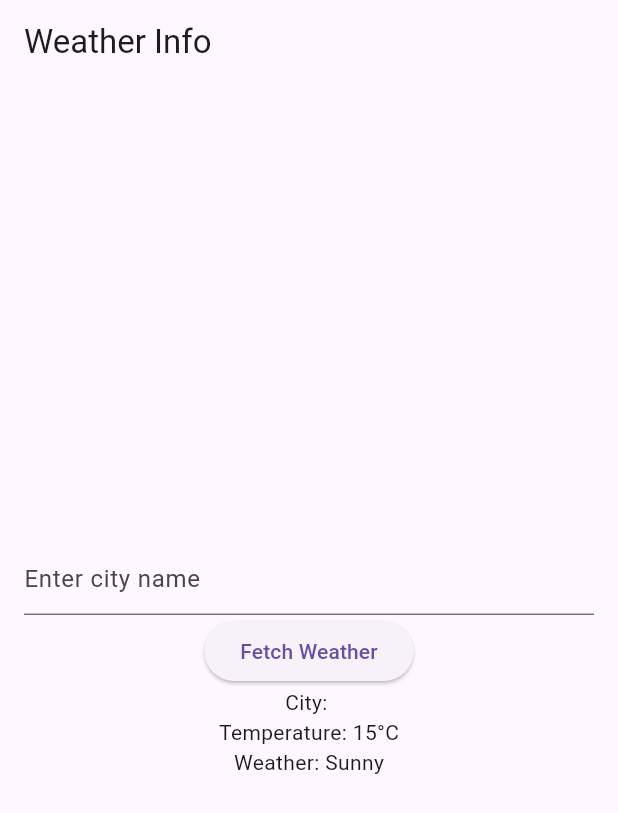
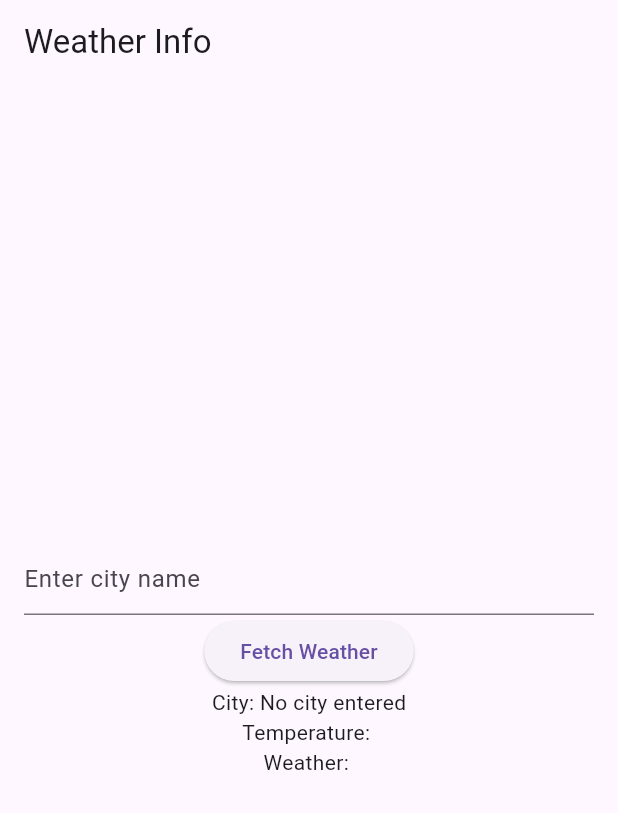
Before and after one commit to nuhs101/weather_info_app, a Flutter app: the screen it shows after launch, after a tap on "Fetch Weather", on a phone screen of 412 x 824 dp. Shown: the top 813 px of the screen. Run offline on Flutter 3.47's test engine with Material 3 defaults, Android fonts, the phone set to English and light mode, and no system bars.

```diff
--- a/lib/main.dart
+++ b/lib/main.dart
@@ -12,7 +12,7 @@ class MyApp extends StatelessWidget {
     return MaterialApp(
       title: 'Weather Info App',
       theme: ThemeData(primarySwatch: Colors.blue),
-      home: WeatherHomePage(),
+      home: WeatherHomePage(), // Public WeatherHomePage widget
     );
   }
 }
@@ -25,7 +25,6 @@ class WeatherHomePage extends StatefulWidget {
 }
 
 class _WeatherHomePageState extends State<WeatherHomePage> {
-  // TextEditingController and other variables should be here
   final TextEditingController _cityController = TextEditingController();
   String cityName = '';
   String temperature = '';
@@ -48,15 +47,27 @@ class _WeatherHomePageState extends State<WeatherHomePage> {
             // Button to fetch weather
             ElevatedButton(
               onPressed: () {
-                // Simulate fetching weather data when button is pressed
                 setState(() {
                   cityName = _cityController.text;
+
+                  // Handle empty input
+                  if (cityName.isEmpty) {
+                    cityName = 'No city entered';
+                    temperature = '';
+                    weatherCondition = '';
+                    return;
+                  }
+
+                  // Simulate fetching weather data
                   temperature =
                       '${(15 + (30 - 15) * (DateTime.now().microsecondsSinceEpoch % 100) / 100).toStringAsFixed(0)}°C'; // Simulated temp
                   weatherCondition = ['Sunny', 'Cloudy', 'Rainy'][
                       (DateTime.now().microsecondsSinceEpoch % 3)
                           .toInt()]; // Simulated condition
                 });
+
+                // Clear the input field after fetching
+                _cityController.clear();
               },
               child: Text('Fetch Weather'),
             ),
```
